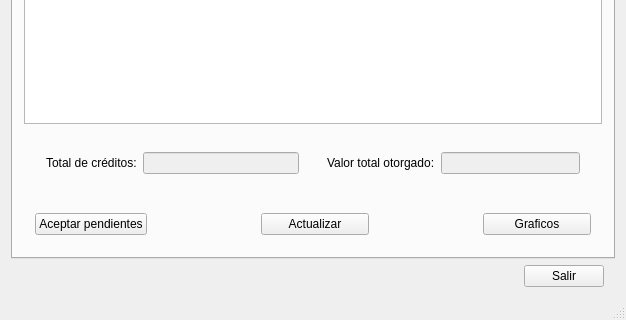
Qt form FondoNacional/fondotrabajadores.ui (MiguelALopez/JaverianaProject) before a commit; both pictures show x 0 to 626 and y 334 to 654 of the 626 by 654 pixel window.
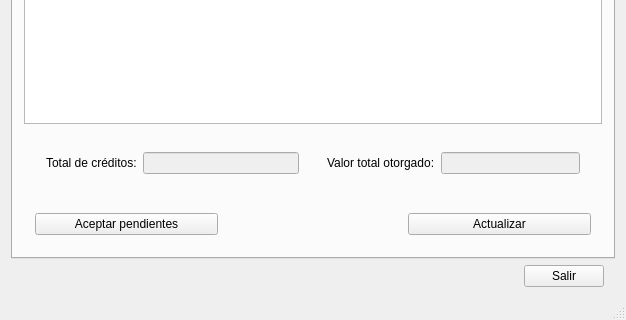
The same form after that commit.

What changed in the file:
```diff
--- a/FondoNacional/fondotrabajadores.ui
+++ b/FondoNacional/fondotrabajadores.ui
@@ -240,32 +240,6 @@
              </property>
             </widget>
            </item>
-           <item>
-            <spacer name="horizontalSpacer">
-             <property name="orientation">
-              <enum>Qt::Horizontal</enum>
-             </property>
-             <property name="sizeHint" stdset="0">
-              <size>
-               <width>40</width>
-               <height>20</height>
-              </size>
-             </property>
-            </spacer>
-           </item>
-           <item>
-            <widget class="QPushButton" name="bCredGaficar">
-             <property name="sizePolicy">
-              <sizepolicy hsizetype="Expanding" vsizetype="Fixed">
-               <horstretch>0</horstretch>
-               <verstretch>0</verstretch>
-              </sizepolicy>
-             </property>
-             <property name="text">
-              <string>Graficos</string>
-             </property>
-            </widget>
-           </item>
           </layout>
          </widget>
         </item>
```
Left out of the diff: 39 changed lines with no effect on the pictures.
